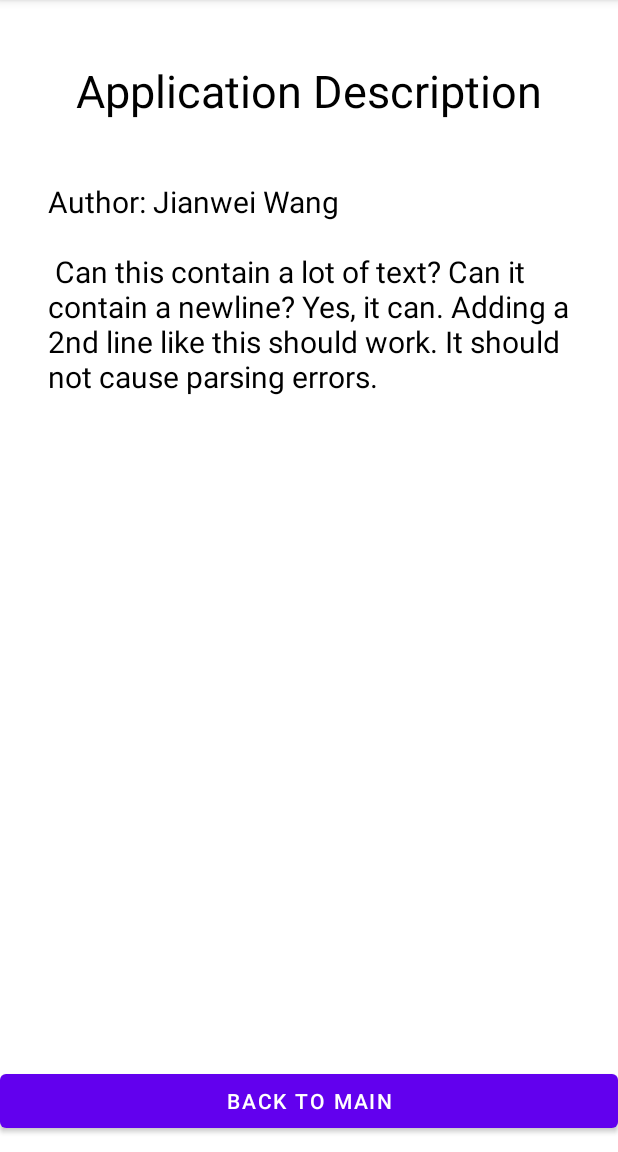
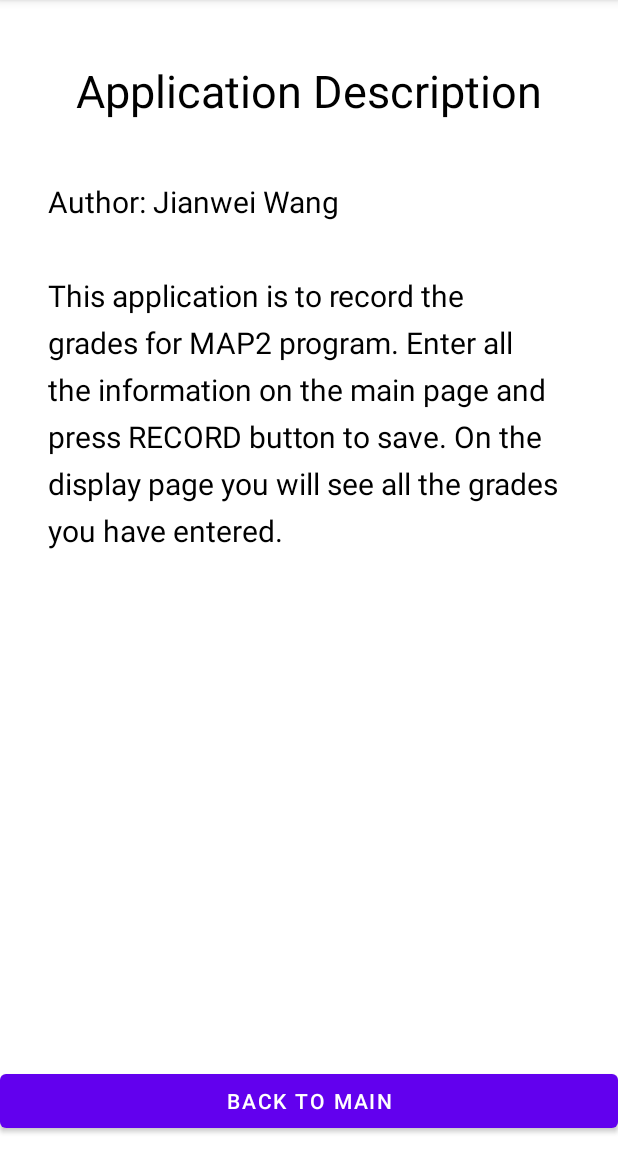
Before and after one commit to peterhuga/INFO6124Project1, an Android app: the screen it shows after launch (ThirdActivity), after a tap on "DESCRIPTION", on a phone screen of 412 x 824 dp, the part 84-1236 px from its top. Run offline under Robolectric (Android 15) with nearby library versions, the phone set to English and light mode, and no system bars.

```diff
--- a/app/src/main/java/jwang/example/info6124lab2/MainActivity.kt
+++ b/app/src/main/java/jwang/example/info6124lab2/MainActivity.kt
@@ -5,6 +5,7 @@ import android.content.Context.MODE_PRIVATE
 import android.content.Intent
 import android.content.SharedPreferences
 import android.os.Bundle
+import android.util.Log
 import android.view.View
 import android.widget.*
 import androidx.appcompat.app.AppCompatActivity
@@ -59,6 +60,9 @@ class MainActivity : AppCompatActivity(), AdapterView.OnItemSelectedListener {
 
     override fun onResume() {
         super.onResume()
+        fullGradeText.setText("")
+        rcvGradeText.setText("")
+        percText.setText("")
 
         try {
 
@@ -69,7 +73,7 @@ class MainActivity : AppCompatActivity(), AdapterView.OnItemSelectedListener {
         val type = object : TypeToken<ArrayList<GradeRecord>>() {}.type
         gradeRecordList = gson.fromJson(json, type)
         } catch (e: Exception) {
-            null
+            e.printStackTrace()
         }
 
     }
@@ -82,12 +86,23 @@ class MainActivity : AppCompatActivity(), AdapterView.OnItemSelectedListener {
 
         when(view.id) {
             R.id.recordButton -> {
+
 //Collect input from UI
                 val selectedRdId: Int = radioGroup.checkedRadioButtonId
                 val rdValue = findViewById<RadioButton>(selectedRdId).text.toString()
                 val fullGrade = fullGradeText.text.toString()
                 val rcvGrade = rcvGradeText.text.toString()
                 val percentage = percText.text.toString()
+
+
+                if (fullGrade == ""||rcvGrade ==""||percentage=="") {
+                    Toast.makeText(applicationContext, "Some feild is empty!",Toast.LENGTH_SHORT).show()
+
+                } else if (rcvGrade > fullGrade) {
+                    Toast.makeText(applicationContext, "Received grade can't be higher than full grade!",Toast.LENGTH_SHORT).show()
+                } else if (percentage.toInt() > 100) {
+                    Toast.makeText(applicationContext, "Percent can't be higher than 100!",Toast.LENGTH_SHORT).show()
+                } else {
 //Build a data object with the collected data
                 var gr = GradeRecord(
                     spinnerValue,
@@ -110,12 +125,13 @@ class MainActivity : AppCompatActivity(), AdapterView.OnItemSelectedListener {
 //Toast a message to let the user know
                 Toast.makeText(this, "Grade record saved.", Toast.LENGTH_SHORT).show()
 
-                val intent = Intent(this, SecondActivity::class.java).apply { }
+                val intent = Intent(this, SecondActivity::class.java)
                 startActivity(intent)
+            }
             }
 
             R.id.descButton -> {
-                val intent = Intent(this, ThirdActivity::class.java).apply { }
+                val intent = Intent(this, ThirdActivity::class.java)
 
                 startActivity(intent)
             }
@@ -129,4 +145,6 @@ class MainActivity : AppCompatActivity(), AdapterView.OnItemSelectedListener {
     override fun onNothingSelected(p0: AdapterView<*>?) {}
 
 
+
+
 }
--- a/app/src/main/java/jwang/example/info6124lab2/ThirdActivity.kt
+++ b/app/src/main/java/jwang/example/info6124lab2/ThirdActivity.kt
@@ -12,9 +12,6 @@ class ThirdActivity : AppCompatActivity() {
     }
 
     fun onButtonClick(view: View) {
-        val intent = Intent(this, MainActivity::class.java).apply {
-        }
-
-        startActivity(intent)
+        finish()
     }
 }
--- a/app/src/main/res/layout/activity_main.xml
+++ b/app/src/main/res/layout/activity_main.xml
@@ -96,7 +96,7 @@
         android:layout_height="wrap_content"
         android:layout_marginBottom="10dp"
         android:onClick="onButtonClick"
-        android:text="Record"
+        android:text="@string/record"
         app:layout_constraintBottom_toBottomOf="parent"
         app:layout_constraintEnd_toStartOf="@+id/descButton"
         app:layout_constraintHorizontal_bias="0.5"
@@ -175,7 +175,7 @@
                 android:layout_weight="1"
                 android:contextClickable="false"
                 android:ems="10"
-                android:hint="Weight"
+                android:hint="Weight of total grade"
                 android:inputType="number"
                 android:textSize="16sp"
                 tools:ignore="SpeakableTextPresentCheck,TouchTargetSizeCheck" />
--- a/app/src/main/res/layout/activity_third.xml
+++ b/app/src/main/res/layout/activity_third.xml
@@ -11,7 +11,7 @@
         android:layout_width="wrap_content"
         android:layout_height="wrap_content"
         android:layout_marginTop="40dp"
-        android:text="Application Description"
+        android:text="@string/application_description"
         android:textColor="@color/black"
         android:textSize="30sp"
         app:layout_constraintEnd_toEndOf="parent"
@@ -26,6 +26,7 @@
         android:layout_marginStart="32dp"
         android:layout_marginTop="40dp"
         android:layout_marginEnd="32dp"
+        android:lineSpacingExtra="8sp"
         android:text="@string/description_body"
         android:textColor="@color/black"
         android:textSize="20sp"
@@ -39,7 +40,7 @@
         android:layout_width="0dp"
         android:layout_height="wrap_content"
         android:layout_marginBottom="10dp"
-        android:text="Back to main"
+        android:text="@string/back_to_main"
         app:layout_constraintBottom_toBottomOf="parent"
         app:layout_constraintEnd_toEndOf="parent"
         app:layout_constraintHorizontal_bias="0.5"
--- a/app/src/main/res/values/strings.xml
+++ b/app/src/main/res/values/strings.xml
@@ -11,11 +11,10 @@
     </string-array>
 
     <string name="description_body">
-        Author: Jianwei Wang \n
-        \n
-        Can this contain a lot of text? Can it contain a newline? Yes, it can.
-        Adding a 2nd line like this should work.
-        It should not cause parsing errors.
+        Author: Jianwei Wang\n
+        \nThis application is to record the grades for MAP2 program. Enter all the information
+        on the main page and press "RECORD" button to save. On the display page you will see all
+        the grades you have entered.
     </string>
     <string name="select_course">Select Course</string>
     <string name="lab">Lab</string>
@@ -23,5 +22,10 @@
     <string name="test">Test</string>
     <string name="mid_term">Mid Term</string>
     <string name="final_exam">Final Exam</string>
+    <string name="textview">TextView</string>
+    <string name="application_description">Application Description</string>
+    <string name="back_to_main">Back to main</string>
+    <string name="record">Record</string>
+    <string name="counter_text">Number of grades recorded: </string>
 
 </resources>
```
Also changed, not shown: app/src/main/java/jwang/example/info6124lab2/SecondActivity.kt (+7 -2 lines), app/src/main/res/layout/activity_second.xml (+4 -4 lines), app/src/main/res/layout/recyclerview_item.xml (+21 -11 lines).
